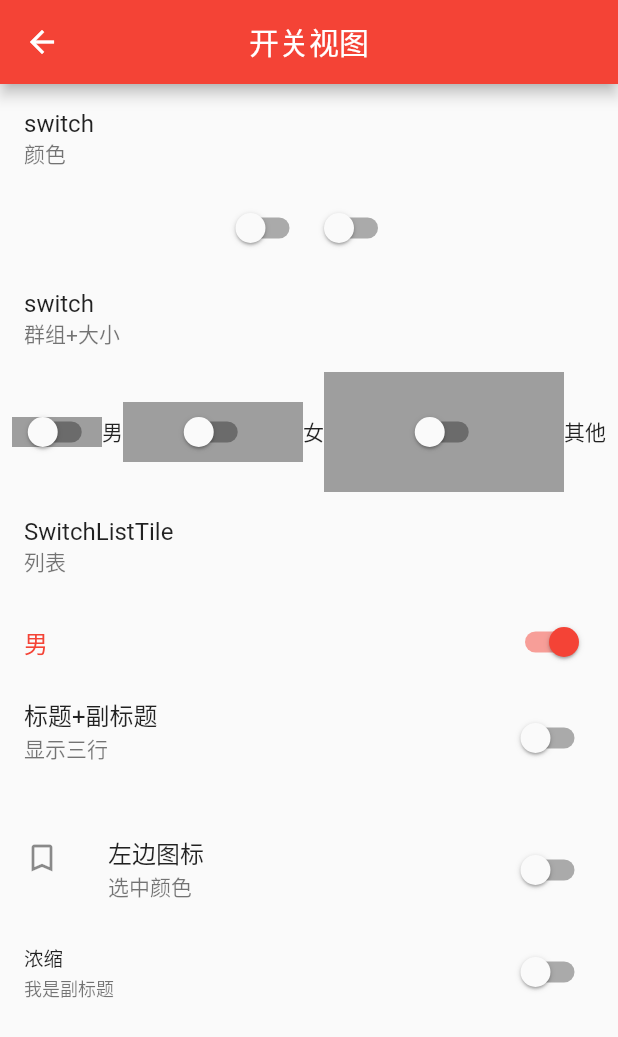
After one commit to hello-coder-xu/yin_flutter_app, a Flutter app: the SwitchPage screen opened directly, on a phone screen of 412 x 824 dp. The commit adds this screen. Shown: the top 1037 px of the screen. Run offline on Flutter 3.47's test engine with Material 2 defaults, Android fonts, the light colour scheme and no system bars; our stand-ins replace azlistview, cached_network_image, device_info, dio, flutter_datetime_picker, flutter_html and 2 more; missing offline and left inert: common_utils, f_grecaptcha, flutter_html_textview, flutter_toast_pk, lpinyin, yin_utils; generated files the repository leaves out were written again.

Commit message:
新增开关

```diff
--- /dev/null
+++ b/lib/com/addcn/view/SwitchPage.dart
@@ -0,0 +1,134 @@
+import 'package:flutter/material.dart';
+
+///开关视图
+class SwitchPage extends StatefulWidget {
+  @override
+  _SwitchPageState createState() => _SwitchPageState();
+}
+
+class _SwitchPageState extends State<SwitchPage> {
+  bool open = false;
+  int openListTile = 0;
+
+  @override
+  Widget build(BuildContext context) {
+    return Scaffold(
+      appBar: AppBar(
+        title: new Text('开关视图'),
+        centerTitle: true,
+      ),
+      body: new Align(
+        child: new Column(
+          children: <Widget>[
+            ListTile(title: Text('switch'), subtitle: new Text('颜色')),
+            Row(
+              mainAxisAlignment: MainAxisAlignment.center,
+              children: <Widget>[
+                Switch(
+                  value: open,
+                  onChanged: (value) => changeValue(value),
+                  activeColor: Colors.deepPurple,
+                ),
+                Switch(
+                  value: open,
+                  onChanged: (value) => changeValue(value),
+                  activeColor: Colors.red,
+                ),
+              ],
+            ),
+            ListTile(title: Text('switch'), subtitle: new Text('群组+大小')),
+            Row(
+              mainAxisAlignment: MainAxisAlignment.center,
+              children: <Widget>[
+                Container(
+                  width: 60,
+                  height: 20,
+                  color: Colors.grey,
+                  alignment: Alignment.center,
+                  child: Switch(
+                    value: open,
+                    onChanged: (value) => changeValue(value),
+                  ),
+                ),
+                Text('男'),
+                Container(
+                  width: 120,
+                  height: 40,
+                  color: Colors.grey,
+                  alignment: Alignment.center,
+                  child: Switch(
+                    value: open,
+                    onChanged: (value) => changeValue(value),
+                  ),
+                ),
+                Text('女'),
+                Container(
+                  width: 160,
+                  height: 80,
+                  color: Colors.grey,
+                  alignment: Alignment.center,
+                  child: Switch(
+                    value: open,
+                    onChanged: (value) => changeValue(value),
+                  ),
+                ),
+                Text('其他'),
+              ],
+            ),
+            ListTile(
+              title: Text('SwitchListTile'),
+              subtitle: new Text('列表'),
+            ),
+            Column(
+              children: <Widget>[
+                SwitchListTile(
+                  value: openListTile == 0,
+                  onChanged: (value) => changeListTile(0),
+                  title: new Text('男'),
+                  selected: openListTile == 0,
+                ),
+                SwitchListTile(
+                  value: openListTile == 1,
+                  onChanged: (value) => changeListTile(1),
+                  title: new Text('标题+副标题'),
+                  subtitle: new Text('显示三行'),
+                  isThreeLine: true,
+                  selected: openListTile == 1,
+                ),
+                SwitchListTile(
+                  value: openListTile == 2,
+                  onChanged: (value) => changeListTile(2),
+                  title: new Text('左边图标'),
+                  subtitle: new Text('选中颜色'),
+                  secondary: Icon(Icons.bookmark_border),
+                  selected: openListTile == 2,
+                  activeColor: Colors.green,
+                ),
+                SwitchListTile(
+                  value: openListTile == 3,
+                  onChanged: (value) => changeListTile(3),
+                  title: new Text('浓缩'),
+                  subtitle: new Text('我是副标题'),
+                  dense: true,
+                  selected: openListTile == 3,
+                ),
+              ],
+            ),
+          ],
+        ),
+      ),
+    );
+  }
+
+  void changeValue(value) {
+    setState(() {
+      open = value;
+    });
+  }
+
+  void changeListTile(value) {
+    setState(() {
+      openListTile = value;
+    });
+  }
+}
--- a/lib/com/addcn/widget/ControlsPage.dart
+++ b/lib/com/addcn/widget/ControlsPage.dart
@@ -7,6 +7,7 @@ import 'package:flutter_app/com/addcn/view/DrawerPage.dart';
 import 'package:flutter_app/com/addcn/view/FormPage.dart';
 import 'package:flutter_app/com/addcn/view/ImagePage.dart';
 import 'package:flutter_app/com/addcn/view/RadioPage.dart';
+import 'package:flutter_app/com/addcn/view/SwitchPage.dart';
 import 'package:flutter_app/com/addcn/view/TabPage.dart';
 import 'package:flutter_app/com/addcn/view/TextFieldPage.dart';
 import 'package:flutter_app/com/addcn/view/TextViewPage.dart';
@@ -29,6 +30,7 @@ class ControlsPageState extends State<ControlsPage> {
     PageBean("Tab", "TabView", TabPage()),
     PageBean("单选", "Radio", RadioPage()),
     PageBean("复选", "Check", CheckPage()),
+    PageBean("开关", "Switch", SwitchPage()),
     PageBean("标签", "Chip", null),
     PageBean("进度", "Progress", null),
     PageBean("webview", "webview", null),
```
